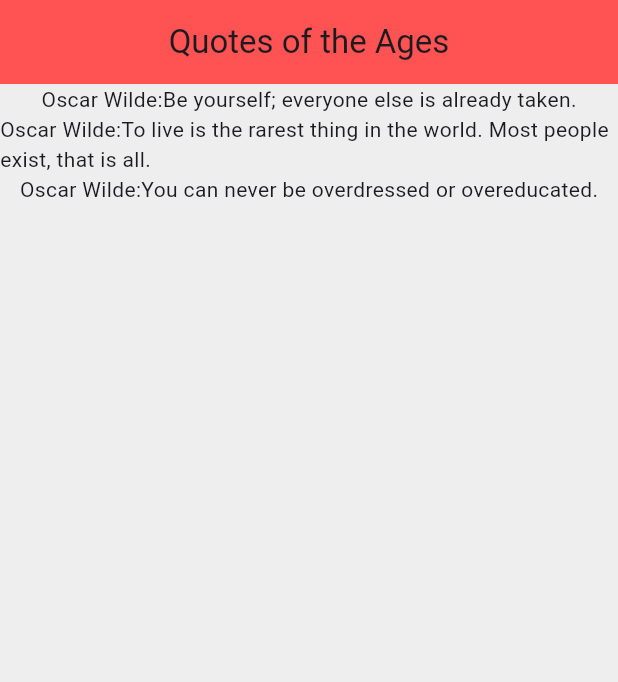
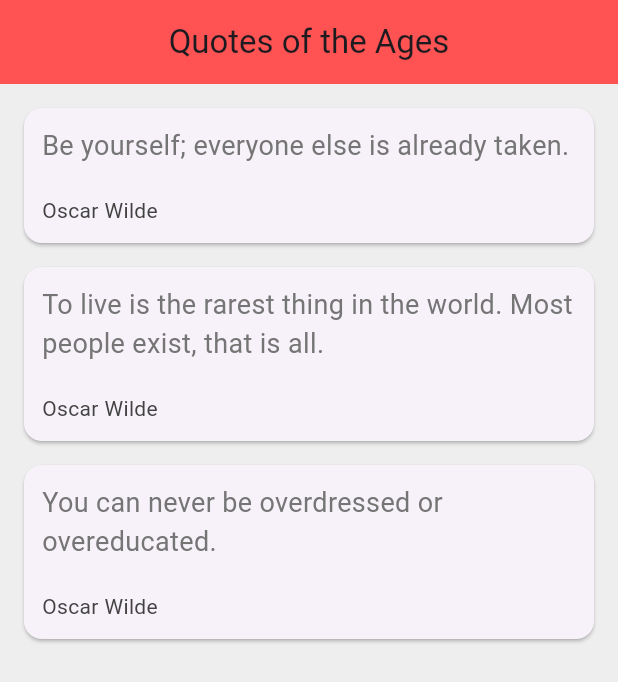
Before and after one commit to sratul/MAD200, a Flutter app: the screen it shows after launch, on a phone screen of 412 x 824 dp. Shown: the top 682 px of the screen. Run offline on Flutter 3.47's test engine with Material 3 defaults, Android fonts, the phone set to English and light mode, and no system bars.

Commit message:
cards made

```diff
--- a/class_lectures/lib/main.dart
+++ b/class_lectures/lib/main.dart
@@ -1,3 +1,5 @@
+import 'dart:collection';
+
 import 'package:flutter/material.dart';
 
 import 'quote.dart';
@@ -22,6 +24,34 @@
     Quote("You can never be overdressed or overeducated.", "Oscar Wilde")
   ];
 
+  Widget quoteTemplate(quote) {
+    return Card(
+      margin: EdgeInsets.fromLTRB(16, 16, 16, 0),
+      child: Padding(
+        padding: const EdgeInsets.all(12.0),
+        child: Column(
+          crossAxisAlignment: CrossAxisAlignment.stretch,
+          children: [
+            Text(
+              // Direct use of the value. "" and $ not needed
+              // but you cannot do string operations as earlier
+              quote.text,
+              style: TextStyle(
+                fontSize: 18,
+                color: Colors.grey[600],
+              ),
+            ),
+            SizedBox(height: 20.0),
+            Text(
+              quote.author,
+              style: TextStyle(fontSize: 14, color: Colors.grey[800]),
+            )
+          ],
+        ),
+      ),
+    );
+  }
+
   @override
   Widget build(BuildContext context) {
     return Scaffold(
@@ -37,9 +67,7 @@
         // Children properties expect a list
         // for variables simply using $ is enough
         // but for properties we have to do the following
-        children: quotes
-            .map((quote) => Text('${quote.author}:${quote.text}'))
-            .toList(),
+        children: quotes.map((quote) => quoteTemplate(quote)).toList(),
       ),
     );
   }
```
